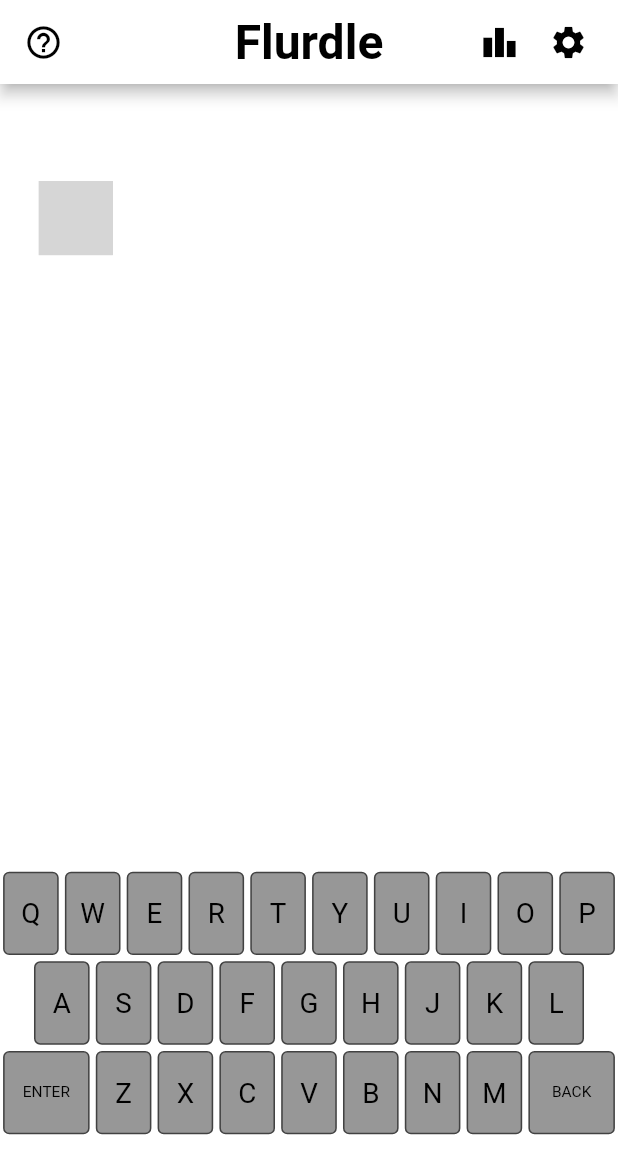
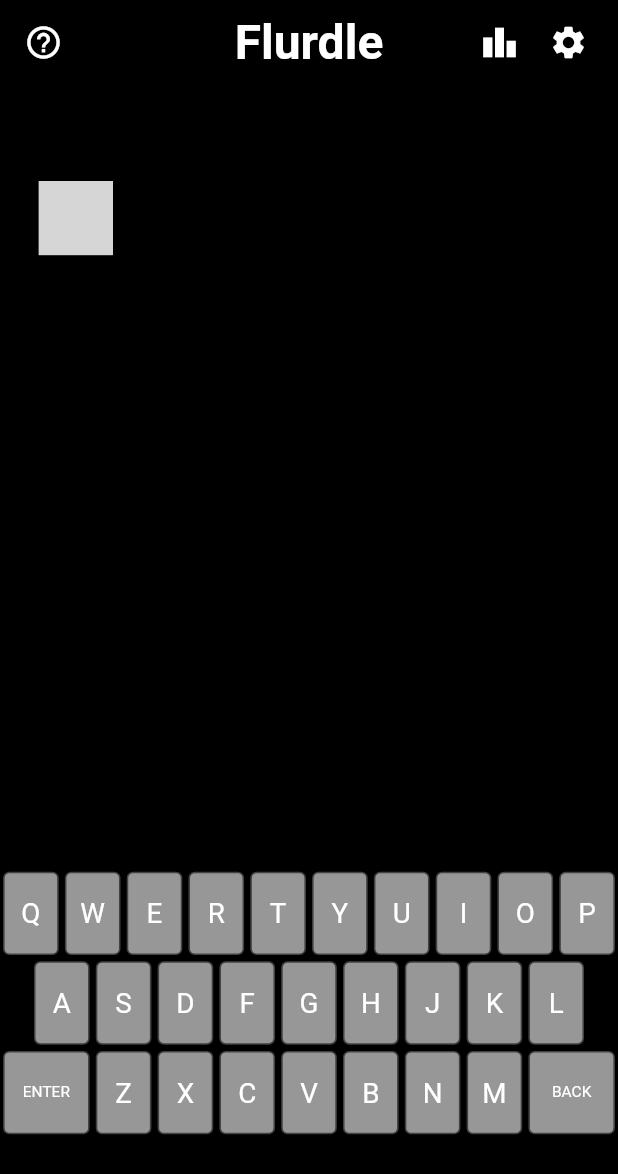
Before and after one commit to johnnysbug/flutterdle, a Flutter app: the screen it shows after launch, on a phone screen of 412 x 824 dp. Shown: the top 1174 px of the screen. Run offline on Flutter 3.47's test engine with Material 2 defaults, Android fonts, the phone set to English and light mode, and no system bars; our stand-ins replace share_plus; missing offline and left inert: flutter_animator; statements that could not run were skipped; project files that could hold a hidden picture were left out; grey boxes are pictures that could not be loaded.

Commit message:
adds setting service and settings and rename

```diff
--- a/lib/domain.dart
+++ b/lib/domain.dart
@@ -1,5 +1,3 @@
-import 'package:flutter/material.dart';
-
 enum GameColor {
   unset,
   none,
@@ -8,6 +6,24 @@
 }
 
 enum TurnResult { unset, successful, unsuccessful, partial }
+
+class Settings {
+  bool isDarkMode;
+  bool isHardMode;
+
+  Settings(this.isDarkMode, this.isHardMode);
+
+  Settings.fromJson(Map<String, dynamic> json)
+      : isDarkMode = json['isDarkMode'],
+        isHardMode = json['isHardMode'];
+
+  Map<String, dynamic> toJson() {
+    final Map<String, dynamic> data = <String, dynamic>{};
+    data['isDarkMode'] = isDarkMode;
+    data['isHardMode'] = isHardMode;
+    return data;
+  }
+}
 
 class Letter {
   int index;
@@ -30,8 +46,28 @@
   }
 }
 
+class Board {
+  List<Letter> tiles;
+
+  Board(this.tiles);
+
+  factory Board.fromJson(Map<String, dynamic> json) {
+    var tiles = <Letter>[];
+    json['tiles'].forEach((tile) {
+      tiles.add(Letter.fromJson(tile));
+    });
+    return Board(tiles);
+  }
+
+  Map<String, dynamic> toJson() {
+    final Map<String, dynamic> data = <String, dynamic>{};
+    data['tiles'] = tiles;
+    return data;
+  }
+}
+
 class Context {
-  List<Letter> board;
+  Board board;
   List<List<Letter>> keys;
   String answer;
   String guess;
@@ -41,17 +77,12 @@
   String message;
   int currentIndex;
   DateTime? lastPlayed;
-  ThemeMode theme;
-  late Stats stats;
 
   Context(this.board, this.keys, this.answer, this.guess, this.attempt, this.turnResult,
-      this.remainingTries, this.message, this.currentIndex, this.lastPlayed, this.theme);
+      this.remainingTries, this.message, this.currentIndex, this.lastPlayed);
 
   factory Context.fromJson(Map<String, dynamic> json) {
-    var board = <Letter>[];
-    json['board'].forEach((tile) {
-      board.add(Letter.fromJson(tile));
-    });
+    var board = Board.fromJson(json['board']);
     var keys = <List<Letter>>[];
     if (json['keys'] != null) {
       json['keys'].forEach((row) {
@@ -73,11 +104,9 @@
     String message = json['message'];
     int currentIndex = json['currentIndex'];
     DateTime? lastPlayed = json['lastPlayed'] != null ? DateTime.parse(json['lastPlayed']) : null;
-    ThemeMode theme =
-        json['theme'] != null ? ThemeMode.values.byName(json['theme']) : ThemeMode.system;
 
     return Context(board, keys, answer, guess, attempt, turnResult, remainingTries, message,
-        currentIndex, lastPlayed, theme);
+        currentIndex, lastPlayed);
   }
 
   Map<String, dynamic> toJson() {
@@ -92,7 +121,6 @@
     data['message'] = message;
     data['currentIndex'] = currentIndex;
     data['lastPlayed'] = (lastPlayed ?? DateTime.now()).toIso8601String();
-    data['theme'] = theme.name;
     return data;
   }
 }
@@ -120,9 +148,7 @@
 
   int get played => guessDistribution.reduce((value, g) => value + g) + lost;
 
-  int get percentWon => played == 0
-    ? 0
-    : (won / played * 100).round();
+  int get percentWon => played == 0 ? 0 : (won / played * 100).round();
 
   Map<String, dynamic> toJson() {
     final Map<String, dynamic> data = <String, dynamic>{};
--- a/lib/main.dart
+++ b/lib/main.dart
@@ -22,16 +22,16 @@
 }
 
 class _MyAppState extends State<MyApp> {
-  final StreamController<ThemeMode> _streamController = StreamController.broadcast();
-  ThemeMode _appTheme = ThemeMode.system;
+  final StreamController<Settings> _streamController = StreamController.broadcast();
+  ThemeMode _appTheme = ThemeMode.dark;
 
   @override
   void initState() {
     super.initState();
 
-    _streamController.stream.listen((themeMode) {
+    _streamController.stream.listen((settings) {
       setState(() {
-        _appTheme = themeMode;
+        _appTheme = settings.isDarkMode ? ThemeMode.dark : ThemeMode.light;
       });
     });
   }
@@ -53,7 +53,7 @@
   const MyHomePage(this.themeMode, this.streamController, {Key? key, required this.title})
       : super(key: key);
   final ThemeMode themeMode;
-  final StreamController<ThemeMode> streamController;
+  final StreamController<Settings> streamController;
   final String title;
 
   @override
@@ -61,7 +61,7 @@
 }
 
 class _MyHomePageState extends State<MyHomePage> {
-  final Flurdle _game = Flurdle();
+  final Flutterdle _game = Flutterdle();
   Future<bool> _initialized = Future<bool>.value(false);
 
   bool _showStats = false;
@@ -72,15 +72,15 @@
   void initState() {
     super.initState();
 
-    widget.streamController.stream.listen((themeMode) {
-      if (_game.context.theme != themeMode) {
-        _game.context.theme = themeMode;
+    widget.streamController.stream.listen((settings) {
+      if (_game.settings.isDarkMode != settings.isDarkMode) {
+        _game.settings.isDarkMode = settings.isDarkMode;
         _game.persist();
       }
     });
 
     _initialized = _game.init().then((value) {
-      widget.streamController.add(_game.context.theme);
+      widget.streamController.add(_game.settings);
       return value;
     });
   }
@@ -110,15 +110,15 @@
     setState(() {
       _game.evaluateTurn(val);
       if (_game.context.turnResult == TurnResult.unsuccessful) {
-        var index = (_game.context.remainingTries - Flurdle.totalTries).abs();
+        var index = (_game.context.remainingTries - Flutterdle.totalTries).abs();
         _game.shakeKeys[index].currentState?.forward();
       } else if (_game.context.turnResult == TurnResult.successful) {
         for (var i = 0; i < _game.context.attempt.length; i++) {
           var offset =
-              i + ((Flurdle.totalTries - _game.context.remainingTries) * Flurdle.rowLength);
+              i + ((Flutterdle.totalTries - _game.context.remainingTries) * Flutterdle.rowLength);
           Timer(Duration(milliseconds: (i * 200)), () {
             setState(() {
-              _game.context.board[offset] = _game.context.attempt[i];
+              _game.context.board.tiles[offset] = _game.context.attempt[i];
             });
           });
         }
@@ -127,8 +127,8 @@
         if (didWin) {
           Timer(const Duration(seconds: 2), () {
             for (var i = 0; i < _game.context.attempt.length; i++) {
-              var offset =
-                  i + ((Flurdle.totalTries - _game.context.remainingTries) * Flurdle.rowLength);
+              var offset = i +
+                  ((Flutterdle.totalTries - _game.context.remainingTries) * Flutterdle.rowLength);
               Timer(Duration(milliseconds: (i * 200)), () {
                 setState(() {
                   _game.bounceKeys[offset].currentState?.forward();
@@ -139,7 +139,7 @@
         }
         Timer(Duration(seconds: delay), () {
           setState(() {
-            _game.updateAfterSuccessfulGuess();
+            _game.updateAfterSuccessfulGuess().then((_) => setState(() {}));
             _resetMessage();
           });
         });
@@ -175,7 +175,13 @@
 
   @override
   Widget build(BuildContext context) {
-    return Stack(children: [
+    return FutureBuilder(
+        future: _initialized,
+        builder: (BuildContext context, AsyncSnapshot<bool> snapshot) {
+          List<Widget> children = [];
+          if (snapshot.hasData) {
+            _resetMessage();
+            children = [
               Scaffold(
                   appBar: AppBar(
                     leading: Padding(
@@ -210,52 +216,51 @@
                           )),
                     ],
                   ),
-        body: FutureBuilder(
-            future: _initialized,
-            builder: (BuildContext context, AsyncSnapshot<bool> snapshot) {
-              List<Widget> children = [];
-              if (snapshot.hasData) {
-                _resetMessage();
-                children = [
-                  Positioned(
-                      top: 25,
-                      left: 25,
-                      child: Board(
-                          _game.context, Flurdle.rowLength, _game.shakeKeys, _game.bounceKeys)),
-                  Positioned(top: 470, left: 0, child: Keyboard(_game.context.keys, _onKeyPressed)),
-                  if (_showStats) ...[
-                    Positioned(
-                        top: 50,
-                        left: 0,
-                        child: StatsWidget(_game.context.stats, _closeStats, _newGame))
-                  ],
-                  if (_showSettings) ...[
-                    Positioned(
-                        top: 50,
-                        left: 0,
-                        child: SettingsWidget(_closeSettings, widget.streamController,
-                            widget.themeMode == ThemeMode.dark))
-                  ]
-                ];
-              }
-              return Stack(children: [
+                  body: Stack(children: [
                     SizedBox.expand(
                         child: FittedBox(
                             fit: BoxFit.contain,
                             child: SizedBox(
                                 width: 400,
                                 height: 670,
-                      child: Stack(
-                        children: children,
+                                child: Stack(children: [
+                                  Positioned(
+                                      top: 25,
+                                      left: 25,
+                                      child: BoardWidget(_game.context, Flutterdle.rowLength,
+                                          _game.shakeKeys, _game.bounceKeys)),
+                                  Positioned(
+                                      top: 470,
+                                      left: 0,
+                                      child: Keyboard(_game.context.keys, _onKeyPressed)),
+                                  if (_showStats) ...[
+                                    Positioned(
+                                        top: 50,
+                                        left: 0,
+                                        child: StatsWidget(_game.stats, _closeStats, _newGame))
+                                  ],
+                                  if (_showSettings) ...[
+                                    Positioned(
+                                        top: 50,
+                                        left: 0,
+                                        child: SettingsWidget(_closeSettings,
+                                            widget.streamController, _game.settings))
+                                  ]
+                                ])))),
+                  ])),
+              if (_showHelp) ...[SafeArea(child: HowTo(_closeHelp))]
+            ];
+          } else {
+            children = [
+              Center(
+                child: CircularProgressIndicator(
+                  color: Theme.of(context).colorScheme.secondary,
                 ),
-                    ),
-                  ),
-                ),
-              ]);
-            }),
-      ),
-      if (_showHelp) ...[HowTo(_closeHelp)]
-    ]);
+              )
+            ];
+          }
+          return Stack(children: children);
+        });
   }
 
   _openHelp() {
```
Also changed, not shown: lib/game.dart (+23 -43 lines), lib/services/settings_service.dart (added, +24 -0 lines), lib/services/stats_service.dart (+22 -0 lines), lib/widgets/board.dart (+10 -12 lines), lib/widgets/countdown.dart (added, +63 -0 lines), lib/widgets/settings.dart (+43 -33 lines), lib/widgets/stats.dart (+10 -51 lines), 24 other files. Lines whose indentation alone changed are shown as unchanged.
